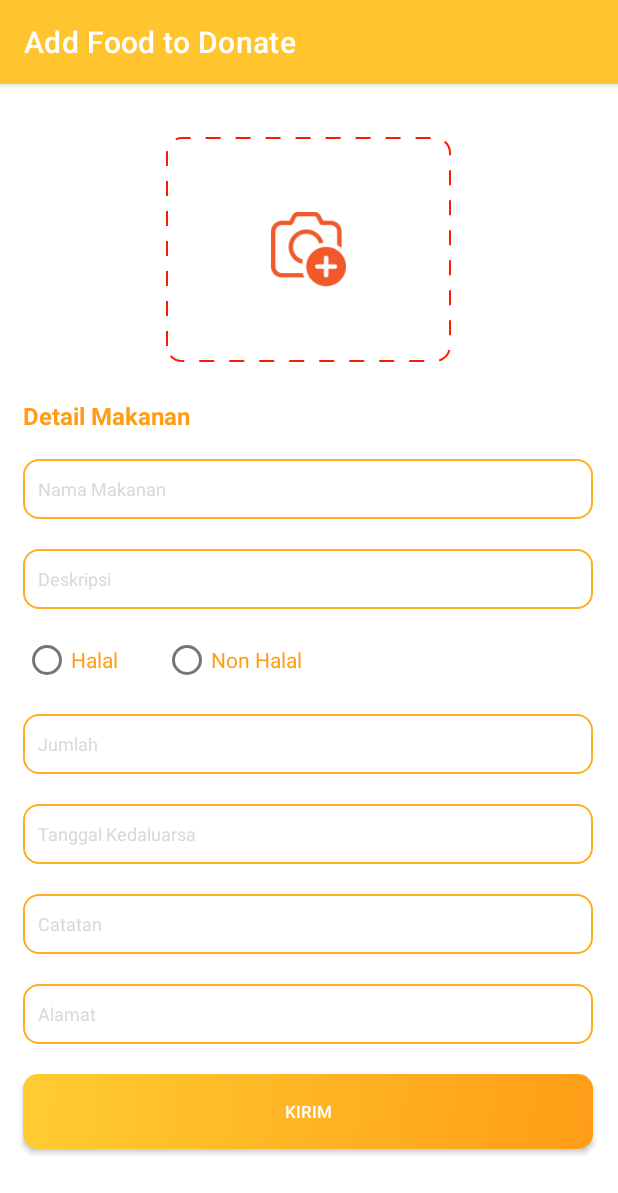
After one commit to MuhammadIqbalK/DumnoFood, an Android app: the add_donate screen opened directly, with no data from a screen before it, on a phone screen of 412 x 824 dp. The commit adds this screen. Shown: the top 1193 px of the screen. Run offline under Robolectric (Android 15) with nearby library versions, the phone set to English and light mode, and no system bars.

Commit message:
commit 7 add donatefood intent

```diff
--- a/app/src/main/AndroidManifest.xml
+++ b/app/src/main/AndroidManifest.xml
@@ -77,11 +77,21 @@
         </activity>
         <activity
             android:name=".DonateFoodActivity"
+            android:exported="false"
+           >
+            <meta-data
+                android:name="android.app.lib_name"
+                android:value="" />
+        </activity>
+
+        <activity
+            android:name=".add_donate"
             android:exported="false">
             <meta-data
                 android:name="android.app.lib_name"
                 android:value="" />
         </activity>
+
     </application>
 
 </manifest>
--- a/app/src/main/java/com/example/dumnofood/DonateFoodActivity.kt
+++ b/app/src/main/java/com/example/dumnofood/DonateFoodActivity.kt
@@ -1,15 +1,31 @@
 package com.example.dumnofood
 
+import android.content.Intent
 import androidx.appcompat.app.AppCompatActivity
 import android.os.Bundle
 import android.widget.Button
+import androidx.cardview.widget.CardView
 
 class DonateFoodActivity : AppCompatActivity() {
     override fun onCreate(savedInstanceState: Bundle?) {
         super.onCreate(savedInstanceState)
         setContentView(R.layout.activity_donatefood)
+        clickListener();
 
-    val bntOpenFragment : Button
+    supportActionBar!!.title = "Donate Food"
 
     }
+
+    public fun clickListener(){
+        var card1 = findViewById<CardView>(R.id.card1);
+
+        card1.setOnClickListener{
+            openDonateFoodActivity()
+        }
+    }
+    public fun openDonateFoodActivity(){
+        startActivity(Intent(this@DonateFoodActivity, add_donate::class.java))
+
+    }
+
 }
--- /dev/null
+++ b/app/src/main/java/com/example/dumnofood/add_donate.kt
@@ -0,0 +1,19 @@
+package com.example.dumnofood
+
+import androidx.appcompat.app.AppCompatActivity
+import android.os.Bundle
+import android.widget.RadioButton
+import android.widget.RadioGroup
+import android.widget.Toast
+
+class add_donate : AppCompatActivity() {
+    override fun onCreate(savedInstanceState: Bundle?) {
+        super.onCreate(savedInstanceState)
+        setContentView(R.layout.activity_add_donate)
+
+
+        supportActionBar!!.title = "Add Food to Donate"
+
+
+    }
+}
--- /dev/null
+++ b/app/src/main/res/drawable-v24/formkolom2.xml
@@ -0,0 +1,13 @@
+<?xml version="1.0" encoding="utf-8"?>
+<shape xmlns:android="http://schemas.android.com/apk/res/android">
+    <solid android:color="#ffffff" />
+
+    <stroke
+        android:dashGap="10dp"
+        android:dashWidth="10dp"
+        android:width="1dp"
+        android:color="@color/merah" />
+    <corners
+        android:radius="10dp"
+        />
+</shape>
--- /dev/null
+++ b/app/src/main/res/layout/activity_add_donate.xml
@@ -0,0 +1,177 @@
+<?xml version="1.0" encoding="utf-8"?>
+<ScrollView xmlns:android="http://schemas.android.com/apk/res/android"
+    xmlns:app="http://schemas.android.com/apk/res-auto"
+    xmlns:tools="http://schemas.android.com/tools"
+    android:layout_width="match_parent"
+    android:layout_height="match_parent"
+    android:background="@color/white"
+    tools:context=".add_donate">
+
+
+    <RelativeLayout
+        android:layout_width="match_parent"
+        android:layout_height="match_parent">
+
+        <TextView
+            android:layout_width="wrap_content"
+            android:layout_height="wrap_content"
+            android:text="Detail Makanan"
+            android:textColor="@color/orange1"
+            android:textSize="16sp"
+            android:textStyle="bold"
+            android:layout_marginLeft="15dp"
+            android:layout_marginTop="210dp">
+
+        </TextView>
+
+        <EditText
+            android:layout_width="380dp"
+            android:layout_height="40dp"
+            android:hint="Nama Makanan"
+            android:textColorHint="@color/abu"
+            android:textSize="12dp"
+            android:textColor="@color/black"
+            android:padding="10dp"
+            android:layout_marginLeft="15dp"
+            android:layout_marginRight="15dp"
+            android:layout_marginTop="250dp"
+            android:background="@drawable/formkolom">
+        </EditText>
+
+        <EditText
+            android:layout_width="380dp"
+            android:layout_height="40dp"
+            android:hint="Deskripsi"
+            android:textColorHint="@color/abu"
+            android:textColor="@color/black"
+            android:textSize="12dp"
+            android:padding="10dp"
+            android:layout_marginLeft="15dp"
+            android:layout_marginRight="15dp"
+            android:layout_marginTop="310dp"
+            android:background="@drawable/formkolom">
+        </EditText>
+
+
+            <ImageView
+                android:layout_width="190dp"
+                android:layout_height="150dp"
+                app:cardCornerRadius="8dp"
+                android:layout_centerHorizontal="true"
+                android:layout_marginTop="35dp"
+                android:layout_gravity="center"
+                android:background="@drawable/formkolom2">
+            </ImageView>
+
+            <ImageView
+                android:layout_width="50dp"
+                android:layout_height="50dp"
+                android:layout_marginTop="85dp"
+                android:layout_centerHorizontal="true"
+                android:background="@drawable/addcamera">
+            </ImageView>
+
+
+
+        <RadioGroup
+            android:layout_width="match_parent"
+            android:layout_height="match_parent"
+            android:orientation="horizontal">
+
+            <RadioButton
+                android:id="@+id/radiobutton1"
+                android:layout_width="wrap_content"
+                android:layout_height="wrap_content"
+                android:layout_marginLeft="15dp"
+                android:layout_marginTop="360dp"
+                android:text="Halal"
+                android:textColor="@color/orange1"
+                >
+            </RadioButton>
+
+            <RadioButton
+                android:id="@+id/radiobutton2"
+                android:layout_width="wrap_content"
+                android:layout_height="wrap_content"
+                android:layout_marginLeft="30dp"
+                android:text="Non Halal"
+                android:layout_marginTop="360dp"
+                android:textColor="@color/orange1">
+
+            </RadioButton>
+        </RadioGroup>
+
+        <EditText
+            android:layout_width="380dp"
+            android:layout_height="40dp"
+            android:hint="Jumlah"
+            android:textColorHint="@color/abu"
+            android:textColor="@color/black"
+            android:textSize="12dp"
+            android:padding="10dp"
+            android:layout_marginLeft="15dp"
+            android:layout_marginRight="15dp"
+            android:layout_marginTop="420dp"
+            android:background="@drawable/formkolom">
+        </EditText>
+
+        <EditText
+            android:layout_width="380dp"
+            android:layout_height="40dp"
+            android:hint="Tanggal Kedaluarsa"
+            android:textColorHint="@color/abu"
+            android:textColor="@color/black"
+            android:textSize="12dp"
+            android:padding="10dp"
+            android:layout_marginLeft="15dp"
+            android:layout_marginRight="15dp"
+            android:layout_marginTop="480dp"
+            android:background="@drawable/formkolom">
+        </EditText>
+
+        <EditText
+            android:layout_width="380dp"
+            android:layout_height="40dp"
+            android:hint="Catatan"
+            android:textColorHint="@color/abu"
+            android:textColor="@color/black"
+            android:textSize="12dp"
+            android:padding="10dp"
+            android:layout_marginLeft="15dp"
+            android:layout_marginRight="15dp"
+            android:layout_marginTop="540dp"
+            android:background="@drawable/formkolom">
+        </EditText>
+
+        <EditText
+            android:layout_width="380dp"
+            android:layout_height="40dp"
+            android:hint="Alamat"
+            android:textColorHint="@color/abu"
+            android:textColor="@color/black"
+            android:textSize="12dp"
+            android:padding="10dp"
+            android:layout_marginLeft="15dp"
+            android:layout_marginRight="15dp"
+            android:layout_marginTop="600dp"
+            android:background="@drawable/formkolom">
+        </EditText>
+
+        <androidx.appcompat.widget.AppCompatButton
+            android:id="@+id/buttonKirim"
+            android:layout_width="380dp"
+            android:layout_height="50dp"
+            android:layout_marginTop="660dp"
+            android:background="@drawable/btn_color2"
+            android:text="Kirim"
+            android:textColor="@color/textputih"
+            android:textSize="11sp"
+            android:layout_marginLeft="15dp"
+            android:layout_marginRight="15dp"
+            android:layout_marginBottom="20dp"
+            android:elevation="20dp"
+             />
+
+    </RelativeLayout>
+
+</ScrollView>
--- a/app/src/main/res/layout/activity_donatefood.xml
+++ b/app/src/main/res/layout/activity_donatefood.xml
@@ -3,7 +3,7 @@
     xmlns:app="http://schemas.android.com/apk/res-auto"
     xmlns:tools="http://schemas.android.com/tools"
     android:layout_width="match_parent"
-    android:layout_height="wrap_content"
+    android:layout_height="match_parent"
     android:background="@color/white"
     tools:context=".DonateFoodActivity">
 
--- a/app/src/main/res/layout/fragment_home.xml
+++ b/app/src/main/res/layout/fragment_home.xml
@@ -4,6 +4,7 @@
     android:layout_width="match_parent"
     android:layout_height="match_parent"
     android:fillViewport="true"
+    android:background="@color/white"
     xmlns:android="http://schemas.android.com/apk/res/android">
 <androidx.constraintlayout.widget.ConstraintLayout
     android:layout_width="match_parent"
@@ -51,6 +52,7 @@
     <RelativeLayout
         android:id="@+id/relativeLayout"
         app:elevation="0dp"
+        android:layout_marginTop="8dp"
         android:layout_width="0dp"
         android:layout_height="52dp"
         android:layout_marginStart="26dp"
```
Also changed, not shown: app/src/main/res/drawable-v24/addcamera.png (added).
